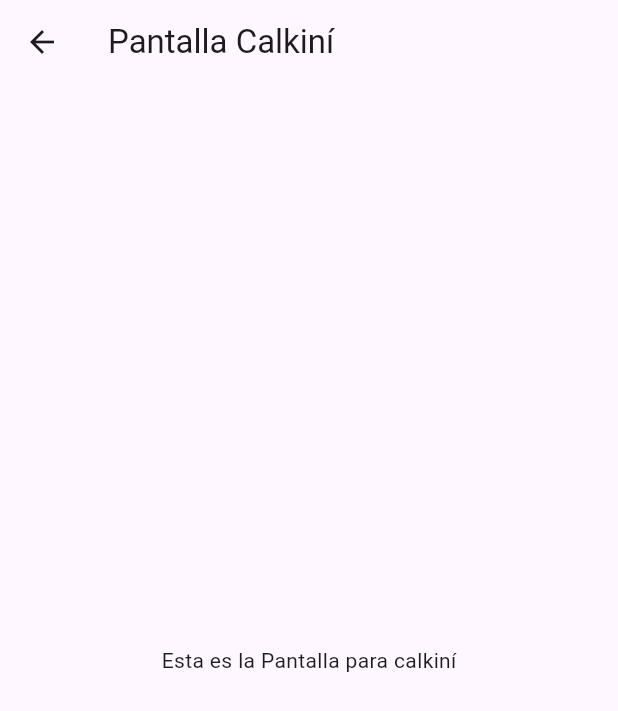
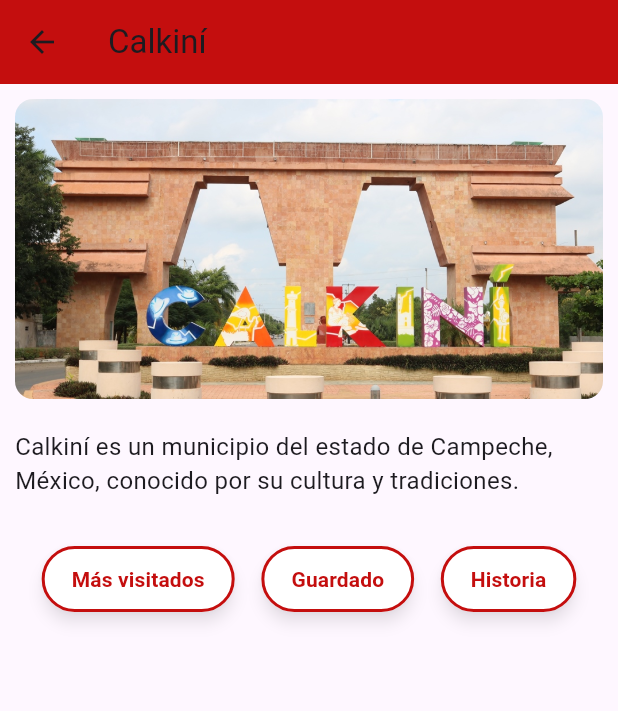
Before and after one commit to Fernando-Puc/GeoCam, a Flutter app: the PantallaCK screen opened directly, on a phone screen of 412 x 824 dp. Shown: the top 711 px of the screen. Run offline on Flutter 3.47's test engine with Material 3 defaults, Android fonts, the phone set to English and light mode, and no system bars.

Commit message:
Conexion de calkini

```diff
--- /dev/null
+++ b/geo_cam_app/lib/data/municipality/calkini/calkini.json
@@ -0,0 +1,6 @@
+{
+  "name": "Calkiní",
+  "image": "lib/assets/images/calkini.jpg",
+  "description": "Calkiní es un municipio del estado de Campeche, México, conocido por su cultura y tradiciones.",
+  "options": ["Más visitados", "Guardado", "Historia"]
+}
--- a/geo_cam_app/lib/screens/pantallaCK.dart
+++ b/geo_cam_app/lib/screens/pantallaCK.dart
@@ -1,14 +1,111 @@
+import 'dart:convert';
 import 'package:flutter/material.dart';
-
-class PantallaCK extends StatelessWidget {
+import 'package:flutter/services.dart';
+class PantallaCK extends StatefulWidget {
   const PantallaCK({super.key});
 
   @override
+  State<PantallaCK> createState() => _PantallaCKState();
+}
+
+class _PantallaCKState extends State<PantallaCK> {
+  late Map<String, dynamic> municipalityData;
+  bool isLoading = true;
+
+  @override
+  void initState() {
+    super.initState();
+    _loadMunicipalityData();
+  }
+
+  Future<void> _loadMunicipalityData() async {
+    // imagen
+    final String response = await rootBundle.loadString(
+      'lib/data/municipality/calkini/calkini.json',
+    );
+    final data = await json.decode(response);
+
+    setState(() {
+      municipalityData = data;
+      isLoading = false;
+    });
+  }
+
+  @override
   Widget build(BuildContext context) {
+    if (isLoading) {
+      return const Scaffold(
+        body: Center(child: CircularProgressIndicator()),
+      );
+    }
+
     return Scaffold(
-      appBar: AppBar(title: Text("Pantalla Calkiní")),
-      body: const Center(
-        child: Text("Esta es la Pantalla para calkiní"),
+      appBar: AppBar(
+        title: Text(municipalityData['name']),
+        backgroundColor: const Color.fromARGB(255, 196, 14, 14),
+      ),
+      body: SingleChildScrollView(
+        padding: const EdgeInsets.all(10),
+        child: Column(
+          crossAxisAlignment: CrossAxisAlignment.start,
+          children: [
+            // Imagen del municipio
+            ClipRRect(
+              borderRadius: BorderRadius.circular(12),
+              child: Image.asset(
+                municipalityData['image'],
+                width: double.infinity,
+                height: 200,
+                fit: BoxFit.cover,
+              ),
+            ),
+            const SizedBox(height: 20),
+
+            // Descripción
+            Text(
+              municipalityData['description'],
+              style: const TextStyle(fontSize: 16),
+            ),
+            const SizedBox(height: 30),
+
+            // Botones de opciones mejorados
+Row(
+  mainAxisAlignment: MainAxisAlignment.spaceEvenly,
+  children: List.generate(
+    municipalityData['options'].length,
+    (index) => ElevatedButton(
+      onPressed: () {
+        // si se presiona
+        ScaffoldMessenger.of(context).showSnackBar(
+          SnackBar(
+            content: Text('${municipalityData['options'][index]} seleccionado'),
+          ),
+        );
+      },
+      style: ElevatedButton.styleFrom(
+        backgroundColor: Colors.white,
+        foregroundColor: const Color.fromARGB(255, 196, 14, 14),
+        shadowColor: Colors.black45,
+        elevation: 4,
+        padding: const EdgeInsets.symmetric(horizontal: 20, vertical: 12),
+        shape: RoundedRectangleBorder(
+          borderRadius: BorderRadius.circular(25),
+          side: const BorderSide(color: Color.fromARGB(255, 196, 14, 14), width: 2),
+        ),
+      ),
+      child: Text(
+        municipalityData['options'][index],
+        style: const TextStyle(
+          fontSize: 14,
+          fontWeight: FontWeight.bold,
+        ),
+        textAlign: TextAlign.center,
+      ),
+    ),
+  ),
+)
+          ],
+        ),
       ),
     );
   }
--- a/geo_cam_app/pubspec.yaml
+++ b/geo_cam_app/pubspec.yaml
@@ -33,7 +33,9 @@ dependencies:
   # The following adds the Cupertino Icons font to your application.
   # Use with the CupertinoIcons class for iOS style icons.
   cupertino_icons: ^1.0.2
+  shared_preferences: ^2.2.3
 
+# Development-only dependencies
 dev_dependencies:
   flutter_test:
     sdk: flutter
@@ -54,9 +56,10 @@ flutter:
   # included with your application, so that you can use the icons in
   # the material Icons class.
   uses-material-design: true
+
   assets:
     - lib/assets/images/
-
+    - lib/data/municipality/calkini/
   # To add assets to your application, add an assets section, like this:
   # assets:
   #   - images/a_dot_burr.jpeg
```
Also changed, not shown: geo_cam_app/lib/main.dart (+2 -78 lines), geo_cam_app/lib/screens/pantallaprincipal.dart (added, +81 -0 lines), geo_cam_app/lib/screens/pantallatutorial.dart (added, +29 -0 lines), geo_cam_app/lib/assets/images/calkini.jpg (added), geo_cam_app/pubspec.lock, 2 other files.
